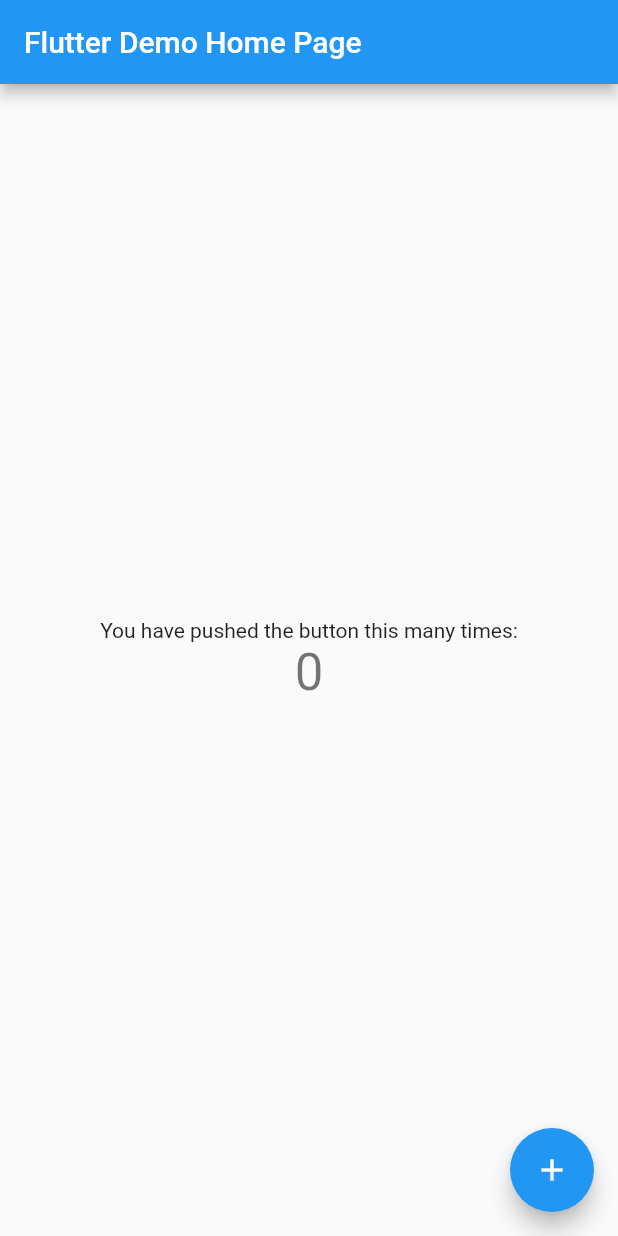
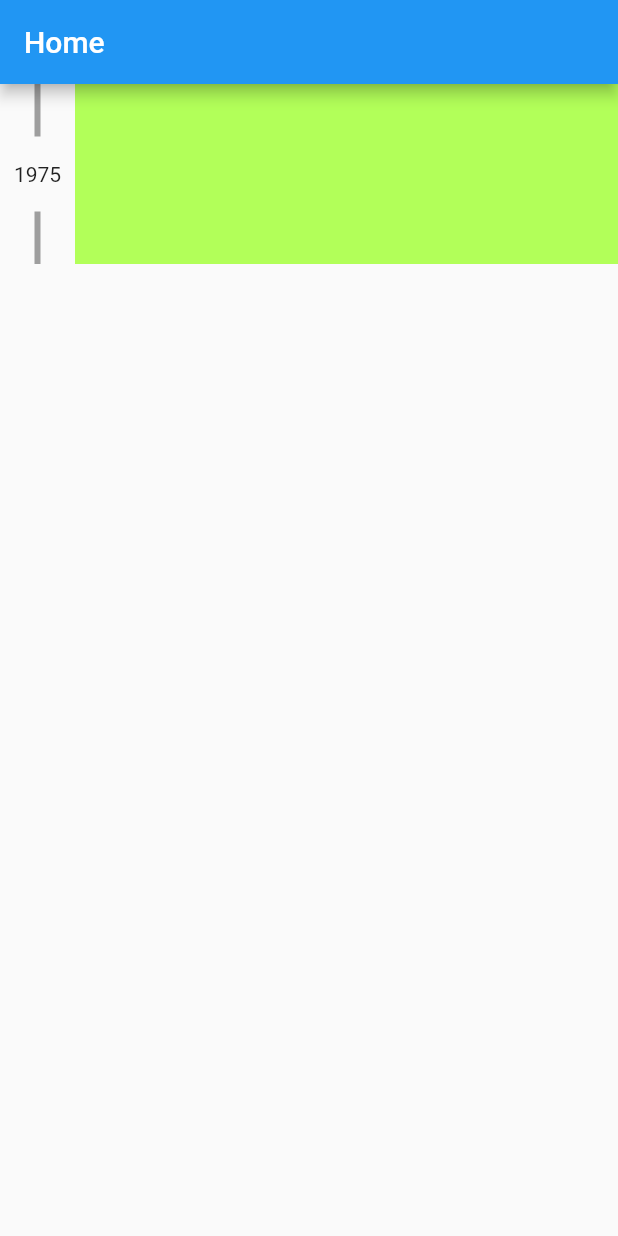
Before and after one commit to andynvt/daily-history, a Flutter app: the screen it shows after launch, on a phone screen of 412 x 824 dp. Run offline on Flutter 3.47's test engine with Material 2 defaults, Android fonts, the phone set to English and light mode, and no system bars; drawn by our look-alikes of timeline_tile.

```diff
--- a/lib/main.dart
+++ b/lib/main.dart
@@ -1,115 +1,6 @@
+import 'package:daily_history/module/module.dart';
 import 'package:flutter/material.dart';
 
-void main() {
-  runApp(const MyApp());
+void main() async {
+  runApp(createApp());
 }
-
-class MyApp extends StatelessWidget {
-  const MyApp({Key? key}) : super(key: key);
-
-  // This widget is the root of your application.
-  @override
-  Widget build(BuildContext context) {
-    return MaterialApp(
-      title: 'Flutter Demo',
-      theme: ThemeData(
-        // This is the theme of your application.
-        //
-        // Try running your application with "flutter run". You'll see the
-        // application has a blue toolbar. Then, without quitting the app, try
-        // changing the primarySwatch below to Colors.green and then invoke
-        // "hot reload" (press "r" in the console where you ran "flutter run",
-        // or simply save your changes to "hot reload" in a Flutter IDE).
-        // Notice that the counter didn't reset back to zero; the application
-        // is not restarted.
-        primarySwatch: Colors.blue,
-      ),
-      home: const MyHomePage(title: 'Flutter Demo Home Page'),
-    );
-  }
-}
-
-class MyHomePage extends StatefulWidget {
-  const MyHomePage({Key? key, required this.title}) : super(key: key);
-
-  // This widget is the home page of your application. It is stateful, meaning
-  // that it has a State object (defined below) that contains fields that affect
-  // how it looks.
-
-  // This class is the configuration for the state. It holds the values (in this
-  // case the title) provided by the parent (in this case the App widget) and
-  // used by the build method of the State. Fields in a Widget subclass are
-  // always marked "final".
-
-  final String title;
-
-  @override
-  State<MyHomePage> createState() => _MyHomePageState();
-}
-
-class _MyHomePageState extends State<MyHomePage> {
-  int _counter = 0;
-
-  void _incrementCounter() {
-    setState(() {
-      // This call to setState tells the Flutter framework that something has
-      // changed in this State, which causes it to rerun the build method below
-      // so that the display can reflect the updated values. If we changed
-      // _counter without calling setState(), then the build method would not be
-      // called again, and so nothing would appear to happen.
-      _counter++;
-    });
-  }
-
-  @override
-  Widget build(BuildContext context) {
-    // This method is rerun every time setState is called, for instance as done
-    // by the _incrementCounter method above.
-    //
-    // The Flutter framework has been optimized to make rerunning build methods
-    // fast, so that you can just rebuild anything that needs updating rather
-    // than having to individually change instances of widgets.
-    return Scaffold(
-      appBar: AppBar(
-        // Here we take the value from the MyHomePage object that was created by
-        // the App.build method, and use it to set our appbar title.
-        title: Text(widget.title),
-      ),
-      body: Center(
-        // Center is a layout widget. It takes a single child and positions it
-        // in the middle of the parent.
-        child: Column(
-          // Column is also a layout widget. It takes a list of children and
-          // arranges them vertically. By default, it sizes itself to fit its
-          // children horizontally, and tries to be as tall as its parent.
-          //
-          // Invoke "debug painting" (press "p" in the console, choose the
-          // "Toggle Debug Paint" action from the Flutter Inspector in Android
-          // Studio, or the "Toggle Debug Paint" command in Visual Studio Code)
-          // to see the wireframe for each widget.
-          //
-          // Column has various properties to control how it sizes itself and
-          // how it positions its children. Here we use mainAxisAlignment to
-          // center the children vertically; the main axis here is the vertical
-          // axis because Columns are vertical (the cross axis would be
-          // horizontal).
-          mainAxisAlignment: MainAxisAlignment.center,
-          children: <Widget>[
-            const Text(
-              'You have pushed the button this many times:',
-            ),
-            Text(
-              '$_counter',
-              style: Theme.of(context).textTheme.headline4,
-            ),
-          ],
-        ),
-      ),
-      floatingActionButton: FloatingActionButton(
-        onPressed: _incrementCounter,
-        tooltip: 'Increment',
-        child: const Icon(Icons.add),
-      ), // This trailing comma makes auto-formatting nicer for build methods.
-    );
-  }
-}
--- /dev/null
+++ b/lib/module/app/app_model.dart
@@ -0,0 +1,4 @@
+part of app;
+
+class _AppModel extends TTChangeNotifier<_AppView> {
+}
--- /dev/null
+++ b/lib/module/app/app_state.dart
@@ -0,0 +1,11 @@
+part of app;
+
+class _AppViewState extends TTState<_AppModel, _AppView> {
+  @override
+  Widget buildWithModel(BuildContext context, _AppModel model) {
+    return MaterialApp(
+      debugShowCheckedModeBanner: false,
+      home: createHome(),
+    );
+  }
+}
--- /dev/null
+++ b/lib/module/app/app_view.dart
@@ -0,0 +1,7 @@
+part of app;
+
+class _AppView extends TTStatefulWidget {
+
+  @override
+  State<StatefulWidget> createState() => _AppViewState();
+}
--- /dev/null
+++ b/lib/module/home/home_model.dart
@@ -0,0 +1,4 @@
+part of home;
+
+class _HomeModel extends TTChangeNotifier<_HomeView> {
+}
--- /dev/null
+++ b/lib/module/home/home_public.dart
@@ -0,0 +1,17 @@
+library home;
+
+import 'package:flutter/material.dart';
+import 'package:provider/provider.dart';
+import 'package:daily_history/widget/widget.dart';
+import 'package:timeline_tile/timeline_tile.dart';
+
+part 'home_view.dart';
+part 'home_model.dart';
+part 'home_state.dart';
+
+ChangeNotifierProvider<_HomeModel> createHome() {
+  return ChangeNotifierProvider<_HomeModel>(
+    create: (_) => _HomeModel(),
+    child: _HomeView(),
+  );
+}
--- /dev/null
+++ b/lib/module/home/home_view.dart
@@ -0,0 +1,7 @@
+part of home;
+
+class _HomeView extends TTStatefulWidget {
+
+  @override
+  State<StatefulWidget> createState() => _HomeViewState();
+}
--- a/lib/module/module.dart
+++ b/lib/module/module.dart
@@ -1,3 +1,6 @@
 ///---------------------------------------------------------------
 /// WARNING: THIS FILE IS GENERATE FILE. SHOULDN'T EDIT THIS FILE.
 ///---------------------------------------------------------------
+
+export './app/app_public.dart';
+export './home/home_public.dart';
--- a/lib/service/service.dart
+++ b/lib/service/service.dart
@@ -1,3 +1,8 @@
 ///---------------------------------------------------------------
 /// WARNING: THIS FILE IS GENERATE FILE. SHOULDN'T EDIT THIS FILE.
 ///---------------------------------------------------------------
+
+export './data/birth_service.p.dart';
+export './data/data_service.p.dart';
+export './data/event_service.p.dart';
+export './data/death_service.p.dart';
--- a/pubspec.yaml
+++ b/pubspec.yaml
@@ -11,11 +11,9 @@ dependencies:
     sdk: flutter
 
   provider: ^6.0.1
+  timeline_tile: ^2.0.0
 
 dev_dependencies:
-  # flutter_test:
-  #   sdk: flutter
-
   flutter_lints: ^1.0.0
 flutter:
   uses-material-design: true
```
Also changed, not shown: lib/module/app/app_public.dart (added, +17 -0 lines), lib/module/home/home_state.dart (added, +35 -0 lines), lib/service/data/birth_service.p.dart (added, +13 -0 lines), lib/service/data/data_service.p.dart (added, +13 -0 lines), lib/service/data/death_service.p.dart (added, +13 -0 lines), lib/service/data/event_service.p.dart (added, +13 -0 lines), pubspec.lock.
